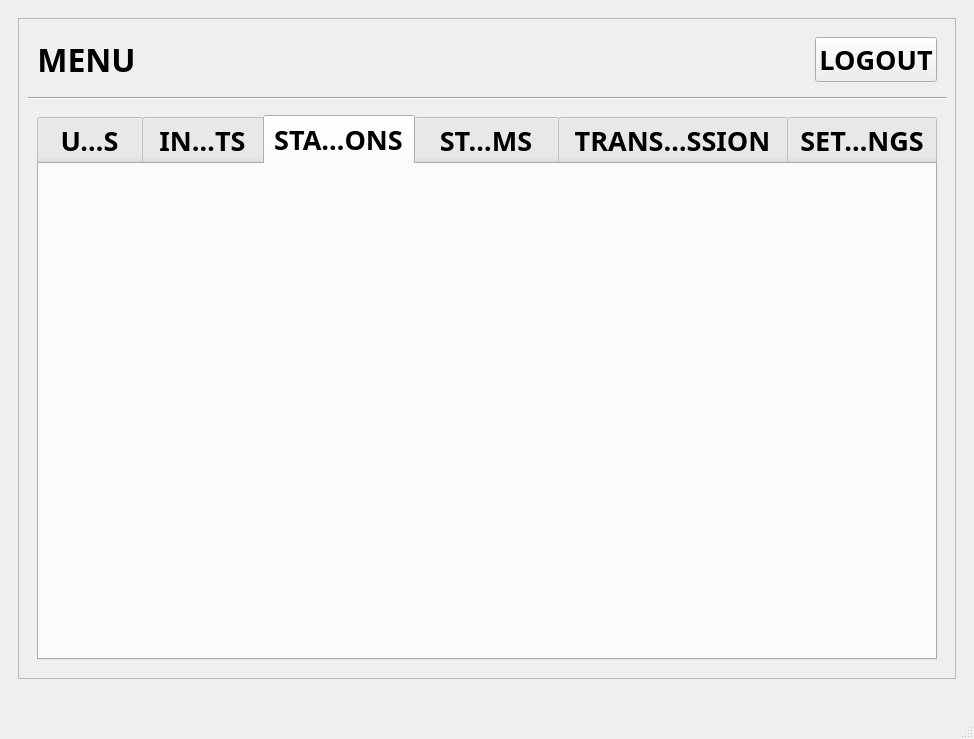
Qt form Desktop/resources/view.ui (MarcoGraciano12/NextAir-Solutions) before a commit.
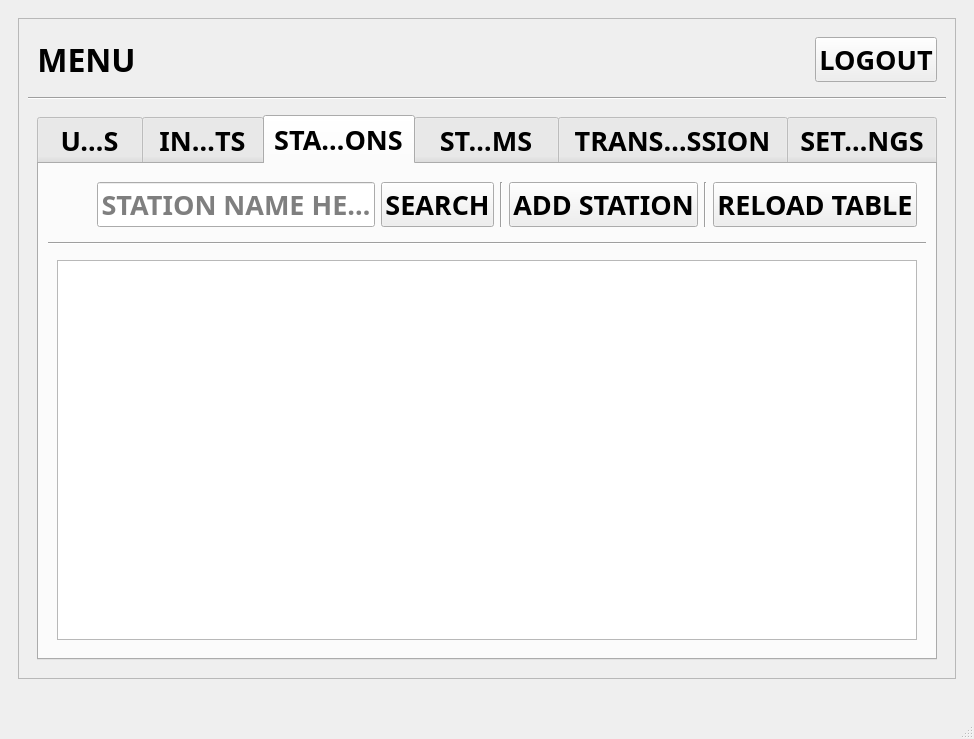
The same form after that commit. The open tabs and pages were chosen to show the change.

Commit message: feat: Lectura de la tabla Stations en UI

```diff
--- a/Desktop/resources/view.ui
+++ b/Desktop/resources/view.ui
@@ -334,6 +334,94 @@
                  <attribute name="title">
                   <string>STATIONS</string>
                  </attribute>
+                 <layout class="QVBoxLayout" name="verticalLayout_8">
+                  <item>
+                   <widget class="QWidget" name="widget_9" native="true">
+                    <property name="maximumSize">
+                     <size>
+                      <width>16777215</width>
+                      <height>100</height>
+                     </size>
+                    </property>
+                    <layout class="QHBoxLayout" name="horizontalLayout_4">
+                     <item>
+                      <spacer name="horizontalSpacer_6">
+                       <property name="orientation">
+                        <enum>Qt::Orientation::Horizontal</enum>
+                       </property>
+                       <property name="sizeHint" stdset="0">
+                        <size>
+                         <width>40</width>
+                         <height>20</height>
+                        </size>
+                       </property>
+                      </spacer>
+                     </item>
+                     <item>
+                      <widget class="QLineEdit" name="search_station_line">
+                       <property name="alignment">
+                        <set>Qt::AlignmentFlag::AlignCenter</set>
+                       </property>
+                       <property name="placeholderText">
+                        <string>STATION NAME HERE</string>
+                       </property>
+                      </widget>
+                     </item>
+                     <item>
+                      <widget class="QPushButton" name="search_station_button">
+                       <property name="text">
+                        <string>SEARCH</string>
+                       </property>
+                      </widget>
+                     </item>
+                     <item>
+                      <widget class="Line" name="line_7">
+                       <property name="orientation">
+                        <enum>Qt::Orientation::Vertical</enum>
+                       </property>
+                      </widget>
+                     </item>
+                     <item>
+                      <widget class="QPushButton" name="add_station_button">
+                       <property name="text">
+                        <string>ADD STATION</string>
+                       </property>
+                      </widget>
+                     </item>
+                     <item>
+                      <widget class="Line" name="line_8">
+                       <property name="orientation">
+                        <enum>Qt::Orientation::Vertical</enum>
+                       </property>
+                      </widget>
+                     </item>
+                     <item>
+                      <widget class="QPushButton" name="reload_stations_table_button">
+                       <property name="text">
+                        <string>RELOAD TABLE</string>
+                       </property>
+                      </widget>
+                     </item>
+                    </layout>
+                   </widget>
+                  </item>
+                  <item>
+                   <widget class="Line" name="line_6">
+                    <property name="orientation">
+                     <enum>Qt::Orientation::Horizontal</enum>
+                    </property>
+                   </widget>
+                  </item>
+                  <item>
+                   <widget class="QWidget" name="widget_10" native="true">
+                    <layout class="QGridLayout" name="gridLayout_6">
+                     <item row="0" column="0">
+                      <widget class="QTableWidget" name="stations_table"/>
+                     </item>
+                    </layout>
+                   </widget>
+                  </item>
+                 </layout>
                 </widget>
                 <widget class="QWidget" name="streams">
                  <attribute name="title">
```
Left out of the diff: 47 changed lines with no effect on the pictures. The commit also changes 3 other files.
